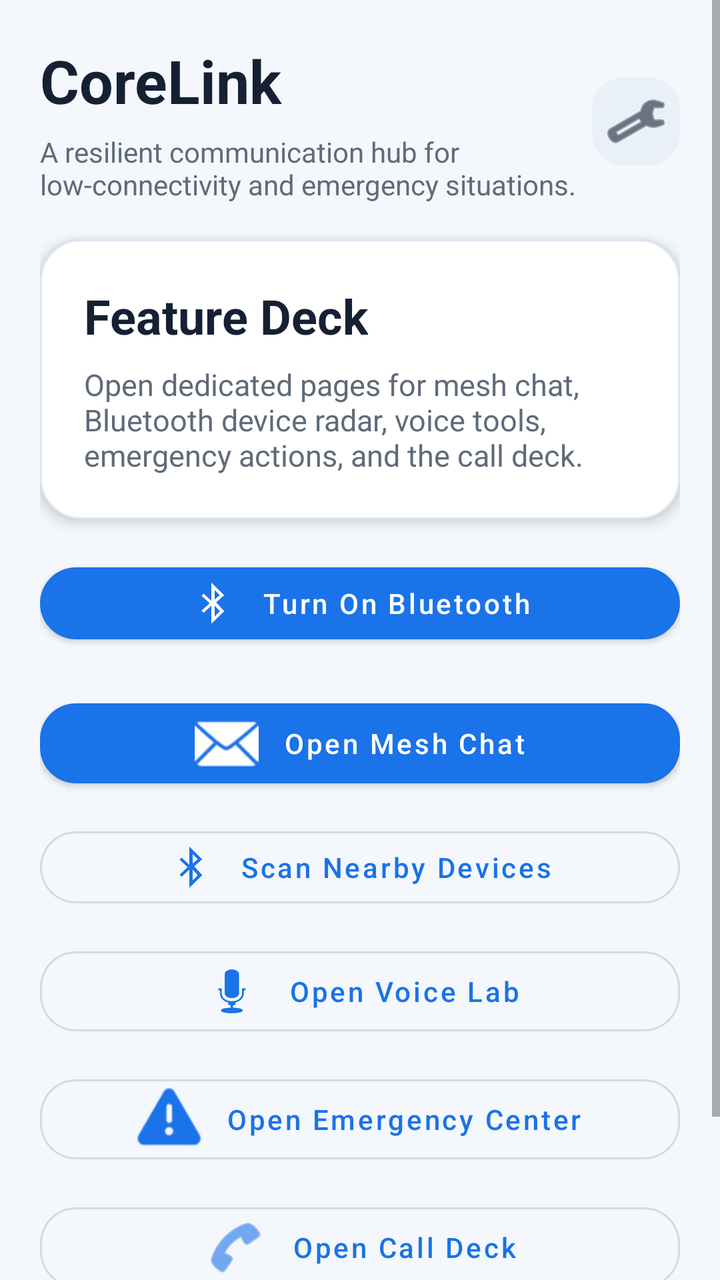
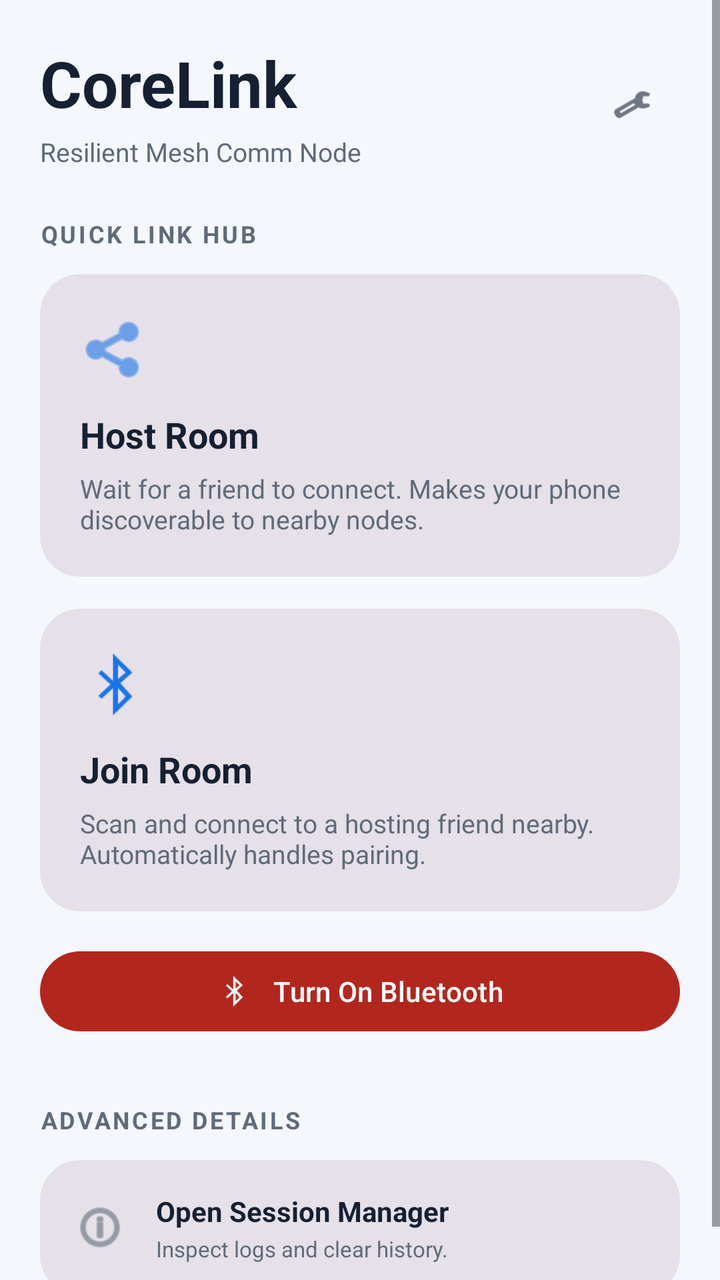

Screens rendered from an Android XML layout before and after an edit, with the pre-edit source and the edit as a unified diff.
<!-- AndroidManifest.xml: application theme Theme.Corelink -->
<!-- res/layout/activity_main.xml -->
<?xml version="1.0" encoding="utf-8"?>
<ScrollView
    xmlns:android="http://schemas.android.com/apk/res/android"
    xmlns:app="http://schemas.android.com/apk/res-auto"
    android:layout_width="match_parent"
    android:layout_height="match_parent"
    android:background="@color/surface">

    <LinearLayout
        android:layout_width="match_parent"
        android:layout_height="wrap_content"
        android:orientation="vertical"
        android:padding="20dp">

        <LinearLayout
            android:layout_width="match_parent"
            android:layout_height="wrap_content"
            android:gravity="center_vertical"
            android:orientation="horizontal">

            <LinearLayout
                android:layout_width="0dp"
                android:layout_height="wrap_content"
                android:layout_weight="1"
                android:orientation="vertical">

                <TextView
                    android:layout_width="wrap_content"
                    android:layout_height="wrap_content"
                    android:text="@string/app_name"
                    android:textColor="@color/textPrimary"
                    android:textSize="30sp"
                    android:textStyle="bold" />

                <TextView
                    android:layout_width="wrap_content"
                    android:layout_height="wrap_content"
                    android:layout_marginTop="6dp"
                    android:text="@string/home_subtitle"
                    android:textColor="@color/textSecondary"
                    android:textSize="14sp" />
            </LinearLayout>

            <ImageButton
                android:id="@+id/themeToggleButton"
                android:layout_width="44dp"
                android:layout_height="44dp"
                android:background="@drawable/icon_btn_bg"
                android:contentDescription="@string/toggle_theme"
                android:padding="10dp"
                android:src="@android:drawable/ic_menu_manage"
                android:tint="@color/textPrimary" />
        </LinearLayout>

        <LinearLayout
            android:id="@+id/heroCard"
            android:layout_width="match_parent"
            android:layout_height="wrap_content"
            android:layout_marginTop="18dp"
            android:animateLayoutChanges="true"
            android:background="@drawable/input_bg"
            android:elevation="4dp"
            android:orientation="vertical"
            android:padding="22dp">

            <TextView
                android:layout_width="wrap_content"
                android:layout_height="wrap_content"
                android:text="@string/home_hero_title"
                android:textColor="@color/textPrimary"
                android:textSize="24sp"
                android:textStyle="bold" />

            <TextView
                android:layout_width="wrap_content"
                android:layout_height="wrap_content"
                android:layout_marginTop="8dp"
                android:text="@string/home_features"
                android:textColor="@color/textSecondary"
                android:textSize="15sp" />
        </LinearLayout>

        <com.google.android.material.button.MaterialButton
            android:id="@+id/enableBluetoothButton"
            android:layout_width="match_parent"
            android:layout_height="wrap_content"
            android:layout_marginTop="18dp"
            android:text="@string/turn_on_bluetooth"
            android:textAllCaps="false"
            app:backgroundTint="@color/accent"
            app:cornerRadius="18dp"
            app:icon="@android:drawable/stat_sys_data_bluetooth"
            app:iconGravity="textStart"
            app:iconPadding="12dp"
            app:iconTint="@android:color/white" />

        <com.google.android.material.button.MaterialButton
            android:id="@+id/startChatButton"
            android:layout_width="match_parent"
            android:layout_height="wrap_content"
            android:layout_marginTop="20dp"
            android:text="@string/start_chat"
            android:textAllCaps="false"
            app:backgroundTint="@color/accent"
            app:cornerRadius="18dp"
            app:icon="@android:drawable/ic_dialog_email"
            app:iconGravity="textStart"
            app:iconPadding="12dp"
            app:iconTint="@android:color/white" />

        <com.google.android.material.button.MaterialButton
            android:id="@+id/deviceRadarButton"
            style="@style/Widget.MaterialComponents.Button.OutlinedButton"
            android:layout_width="match_parent"
            android:layout_height="wrap_content"
            android:layout_marginTop="12dp"
            android:text="@string/open_device_radar"
            android:textAllCaps="false"
            app:cornerRadius="18dp"
            app:icon="@android:drawable/stat_sys_data_bluetooth"
            app:iconGravity="textStart"
            app:iconPadding="12dp" />

        <com.google.android.material.button.MaterialButton
            android:id="@+id/voiceLabButton"
            style="@style/Widget.MaterialComponents.Button.OutlinedButton"
            android:layout_width="match_parent"
            android:layout_height="wrap_content"
            android:layout_marginTop="12dp"
            android:text="@string/open_voice_lab"
            android:textAllCaps="false"
            app:cornerRadius="18dp"
            app:icon="@android:drawable/ic_btn_speak_now"
            app:iconGravity="textStart"
            app:iconPadding="12dp" />

        <com.google.android.material.button.MaterialButton
            android:id="@+id/emergencyCenterButton"
            style="@style/Widget.MaterialComponents.Button.OutlinedButton"
            android:layout_width="match_parent"
            android:layout_height="wrap_content"
            android:layout_marginTop="12dp"
            android:text="@string/open_emergency_center"
            android:textAllCaps="false"
            app:cornerRadius="18dp"
            app:icon="@android:drawable/ic_dialog_alert"
            app:iconGravity="textStart"
            app:iconPadding="12dp" />

        <com.google.android.material.button.MaterialButton
            android:id="@+id/callDeckButton"
            style="@style/Widget.MaterialComponents.Button.OutlinedButton"
            android:layout_width="match_parent"
            android:layout_height="wrap_content"
            android:layout_marginTop="12dp"
            android:text="@string/open_call_deck"
            android:textAllCaps="false"
            app:cornerRadius="18dp"
            app:icon="@android:drawable/ic_menu_call"
            app:iconGravity="textStart"
            app:iconPadding="12dp" />

        <com.google.android.material.button.MaterialButton
            android:id="@+id/sessionManagerButton"
            style="@style/Widget.MaterialComponents.Button.OutlinedButton"
            android:layout_width="match_parent"
            android:layout_height="wrap_content"
            android:layout_marginTop="12dp"
            android:text="@string/open_session_manager"
            android:textAllCaps="false"
            app:cornerRadius="18dp"
            app:icon="@android:drawable/ic_menu_info_details"
            app:iconGravity="textStart"
            app:iconPadding="12dp" />

    </LinearLayout>
</ScrollView>
<!-- resources referenced by this layout -->
<resources>
  <color name="accent">#1A73E8</color>
  <color name="surface">#FFF4F7FB</color>
  <color name="textPrimary">#FF152033</color>
  <color name="textSecondary">#FF5F6B7A</color>
  <!-- drawable icon_btn_bg (drawable) -->
  <shape xmlns:android="http://schemas.android.com/apk/res/android">
      <solid android:color="@color/surfaceMuted" />
      <corners android:radius="16dp" />
  </shape>
  <!-- drawable input_bg (drawable) -->
  <shape xmlns:android="http://schemas.android.com/apk/res/android">
      <solid android:color="@color/surfaceElevated" />
      <stroke
          android:width="1dp"
          android:color="@color/borderSoft" />
      <corners android:radius="20dp" />
  </shape>
  <string name="app_name">CoreLink</string>
  <string name="home_features">Open dedicated pages for mesh chat, Bluetooth device radar, voice tools, emergency actions, and the call deck.</string>
  <string name="home_hero_title">Feature Deck</string>
  <string name="home_subtitle">A resilient communication hub for low-connectivity and emergency situations.</string>
  <string name="open_call_deck">Open Call Deck</string>
  <string name="open_device_radar">Scan Nearby Devices</string>
  <string name="open_emergency_center">Open Emergency Center</string>
  <string name="open_session_manager">Open Session Manager</string>
  <string name="open_voice_lab">Open Voice Lab</string>
  <string name="start_chat">Open Mesh Chat</string>
  <string name="toggle_theme">Toggle dark mode</string>
  <string name="turn_on_bluetooth">Turn On Bluetooth</string>
  <style name="Theme.Corelink" parent="Theme.MaterialComponents.DayNight.NoActionBar">
          <item name="colorPrimary">@color/accent</item>
          <item name="colorPrimaryVariant">@color/accentDark</item>
          <item name="colorSecondary">@color/accent</item>
          <item name="colorSurface">@color/surfaceElevated</item>
          <item name="android:windowBackground">@color/surface</item>
          <item name="android:statusBarColor">@color/surfaceElevated</item>
          <item name="android:navigationBarColor">@color/surfaceElevated</item>
      </style>
  <color name="surfaceMuted">#FFEAF0F7</color>
  <color name="surfaceElevated">#FFFFFFFF</color>
  <color name="borderSoft">#FFDDE6F1</color>
  <color name="accentDark">#1558B0</color>
</resources>

<!-- the commit's change to res/layout/activity_main.xml (unified diff, before → after) -->
@@ -4,7 +4,7 @@
     xmlns:app="http://schemas.android.com/apk/res-auto"
     android:layout_width="match_parent"
     android:layout_height="match_parent"
-    android:background="@color/surface">
+    android:background="?attr/colorSurface">
 
     <LinearLayout
         android:layout_width="match_parent"
@@ -12,6 +12,7 @@
         android:orientation="vertical"
         android:padding="20dp">
 
+        
         <LinearLayout
             android:layout_width="match_parent"
             android:layout_height="wrap_content"
@@ -28,150 +29,286 @@
                     android:layout_width="wrap_content"
                     android:layout_height="wrap_content"
                     android:text="@string/app_name"
-                    android:textColor="@color/textPrimary"
-                    android:textSize="30sp"
+                    android:textColor="?attr/colorOnSurface"
+                    android:textSize="32sp"
                     android:textStyle="bold" />
 
                 <TextView
                     android:layout_width="wrap_content"
                     android:layout_height="wrap_content"
-                    android:layout_marginTop="6dp"
-                    android:text="@string/home_subtitle"
-                    android:textColor="@color/textSecondary"
-                    android:textSize="14sp" />
+                    android:layout_marginTop="4dp"
+                    android:text="Resilient Mesh Comm Node"
+                    android:textColor="?attr/colorOnSurfaceVariant"
+                    android:textSize="13sp"
+                    android:textStyle="normal" />
             </LinearLayout>
 
-            <ImageButton
+            <com.google.android.material.button.MaterialButton
                 android:id="@+id/themeToggleButton"
-                android:layout_width="44dp"
-                android:layout_height="44dp"
-                android:background="@drawable/icon_btn_bg"
+                style="?attr/materialIconButtonStyle"
+                android:layout_width="48dp"
+                android:layout_height="48dp"
                 android:contentDescription="@string/toggle_theme"
-                android:padding="10dp"
-                android:src="@android:drawable/ic_menu_manage"
-                android:tint="@color/textPrimary" />
+                app:icon="@android:drawable/ic_menu_manage"
+                app:iconTint="?attr/colorOnSurface" />
         </LinearLayout>
 
+        
         <LinearLayout
-            android:id="@+id/heroCard"
-            android:layout_width="match_parent"
-            android:layout_height="wrap_content"
-            android:layout_marginTop="18dp"
-            android:animateLayoutChanges="true"
-            android:background="@drawable/input_bg"
-            android:elevation="4dp"
+            android:id="@+id/disconnectedLayout"
+            android:layout_width="match_parent"
+            android:layout_height="wrap_content"
             android:orientation="vertical"
-            android:padding="22dp">
+            android:visibility="visible">
 
             <TextView
                 android:layout_width="wrap_content"
                 android:layout_height="wrap_content"
-                android:text="@string/home_hero_title"
-                android:textColor="@color/textPrimary"
-                android:textSize="24sp"
-                android:textStyle="bold" />
-
-            <TextView
-                android:layout_width="wrap_content"
-                android:layout_height="wrap_content"
-                android:layout_marginTop="8dp"
-                android:text="@string/home_features"
-                android:textColor="@color/textSecondary"
-                android:textSize="15sp" />
+                android:layout_marginTop="24dp"
+                android:text="QUICK LINK HUB"
+                android:textColor="?attr/colorOnSurfaceVariant"
+                android:textSize="12sp"
+                android:textStyle="bold"
+                android:letterSpacing="0.1" />
+
+            
+            <com.google.android.material.card.MaterialCardView
+                android:id="@+id/hostRoomCard"
+                style="?attr/materialCardViewFilledStyle"
+                android:layout_width="match_parent"
+                android:layout_height="wrap_content"
+                android:layout_marginTop="12dp"
+                android:clickable="true"
+                android:focusable="true"
+                app:cardCornerRadius="20dp">
+
+                <LinearLayout
+                    android:layout_width="match_parent"
+                    android:layout_height="wrap_content"
+                    android:orientation="vertical"
+                    android:padding="20dp">
+
+                    <ImageView
+                        android:layout_width="36dp"
+                        android:layout_height="36dp"
+                        android:src="@android:drawable/ic_menu_share"
+                        app:tint="?attr/colorPrimary" />
+
+                    <TextView
+                        android:layout_width="wrap_content"
+                        android:layout_height="wrap_content"
+                        android:layout_marginTop="12dp"
+                        android:text="Host Room"
+                        android:textColor="?attr/colorOnSurface"
+                        android:textSize="18sp"
+                        android:textStyle="bold" />
+
+                    <TextView
+                        android:layout_width="wrap_content"
+                        android:layout_height="wrap_content"
+                        android:layout_marginTop="6dp"
+                        android:text="Wait for a friend to connect. Makes your phone discoverable to nearby nodes."
+                        android:textColor="?attr/colorOnSurfaceVariant"
+                        android:textSize="13sp" />
+                </LinearLayout>
+            </com.google.android.material.card.MaterialCardView>
+
+            
+            <com.google.android.material.card.MaterialCardView
+                android:id="@+id/joinRoomCard"
+                style="?attr/materialCardViewFilledStyle"
+                android:layout_width="match_parent"
+                android:layout_height="wrap_content"
+                android:layout_marginTop="16dp"
+                android:clickable="true"
+                android:focusable="true"
+                app:cardCornerRadius="20dp">
+
+                <LinearLayout
+                    android:layout_width="match_parent"
+                    android:layout_height="wrap_content"
+                    android:orientation="vertical"
+                    android:padding="20dp">
+
+                    <ImageView
+                        android:layout_width="36dp"
+                        android:layout_height="36dp"
+                        android:src="@android:drawable/stat_sys_data_bluetooth"
+                        app:tint="?attr/colorPrimary" />
+
+                    <TextView
+                        android:layout_width="wrap_content"
+                        android:layout_height="wrap_content"
+                        android:layout_marginTop="12dp"
+                        android:text="Join Room"
+                        android:textColor="?attr/colorOnSurface"
+                        android:textSize="18sp"
+                        android:textStyle="bold" />
+
+                    <TextView
+                        android:layout_width="wrap_content"
+                        android:layout_height="wrap_content"
+                        android:layout_marginTop="6dp"
+                        android:text="Scan and connect to a hosting friend nearby. Automatically handles pairing."
+                        android:textColor="?attr/colorOnSurfaceVariant"
+                        android:textSize="13sp" />
+                </LinearLayout>
+            </com.google.android.material.card.MaterialCardView>
         </LinearLayout>
 
+        
+        <LinearLayout
+            android:id="@+id/connectedLayout"
+            android:layout_width="match_parent"
+            android:layout_height="wrap_content"
+            android:orientation="vertical"
+            android:visibility="gone">
+
+            
+            <com.google.android.material.card.MaterialCardView
+                android:id="@+id/activeLinkCard"
+                style="?attr/materialCardViewFilledStyle"
+                android:layout_width="match_parent"
+                android:layout_height="wrap_content"
+                android:layout_marginTop="28dp"
+                app:cardCornerRadius="20dp"
+                app:cardBackgroundColor="?attr/colorTertiaryContainer">
+
+                <LinearLayout
+                    android:layout_width="match_parent"
+                    android:layout_height="wrap_content"
+                    android:orientation="vertical"
+                    android:padding="22dp"
+                    android:gravity="center_horizontal">
+
+                    <View
+                        android:layout_width="16dp"
+                        android:layout_height="16dp"
+                        android:background="@drawable/status_badge_bg"
+                        android:backgroundTint="@android:color/holo_green_light" />
+
+                    <TextView
+                        android:id="@+id/connectedPeerName"
+                        android:layout_width="wrap_content"
+                        android:layout_height="wrap_content"
+                        android:layout_marginTop="12dp"
+                        android:text="LINK ACTIVE"
+                        android:textColor="?attr/colorOnTertiaryContainer"
+                        android:textSize="20sp"
+                        android:textStyle="bold" />
+
+                    <TextView
+                        android:layout_width="wrap_content"
+                        android:layout_height="wrap_content"
+                        android:layout_marginTop="4dp"
+                        android:text="Foreground background link successfully running."
+                        android:textColor="?attr/colorOnTertiaryContainer"
+                        android:textSize="13sp"
+                        android:gravity="center"
+                        android:alpha="0.8" />
+
+                    <com.google.android.material.button.MaterialButton
+                        android:id="@+id/openChatConsoleBtn"
+                        android:layout_width="match_parent"
+                        android:layout_height="wrap_content"
+                        android:layout_marginTop="20dp"
+                        android:text="Enter Chat Console"
+                        android:textAllCaps="false"
+                        app:cornerRadius="24dp"
+                        app:icon="@android:drawable/ic_dialog_email"
+                        app:iconGravity="textStart"
+                        app:iconPadding="10dp" />
+
+                    <com.google.android.material.button.MaterialButton
+                        android:id="@+id/disconnectLinkBtn"
+                        style="?attr/materialButtonOutlinedStyle"
+                        android:layout_width="match_parent"
+                        android:layout_height="wrap_content"
+                        android:layout_marginTop="10dp"
+                        android:text="Disconnect Link"
+                        android:textAllCaps="false"
+                        android:textColor="?attr/colorError"
+                        app:strokeColor="?attr/colorError"
+                        app:cornerRadius="24dp" />
+                </LinearLayout>
+            </com.google.android.material.card.MaterialCardView>
+        </LinearLayout>
+
+        
         <com.google.android.material.button.MaterialButton
             android:id="@+id/enableBluetoothButton"
             android:layout_width="match_parent"
             android:layout_height="wrap_content"
-            android:layout_marginTop="18dp"
+            android:layout_marginTop="16dp"
             android:text="@string/turn_on_bluetooth"
             android:textAllCaps="false"
-            app:backgroundTint="@color/accent"
-            app:cornerRadius="18dp"
+            app:backgroundTint="?attr/colorError"
+            android:textColor="?attr/colorOnError"
+            app:cornerRadius="24dp"
             app:icon="@android:drawable/stat_sys_data_bluetooth"
             app:iconGravity="textStart"
-            app:iconPadding="12dp"
-            app:iconTint="@android:color/white" />
-
-        <com.google.android.material.button.MaterialButton
-            android:id="@+id/startChatButton"
-            android:layout_width="match_parent"
-            android:layout_height="wrap_content"
-            android:layout_marginTop="20dp"
-            android:text="@string/start_chat"
-            android:textAllCaps="false"
-            app:backgroundTint="@color/accent"
-            app:cornerRadius="18dp"
-            app:icon="@android:drawable/ic_dialog_email"
-            app:iconGravity="textStart"
-            app:iconPadding="12dp"
-            app:iconTint="@android:color/white" />
-
-        <com.google.android.material.button.MaterialButton
-            android:id="@+id/deviceRadarButton"
-            style="@style/Widget.MaterialComponents.Button.OutlinedButton"
+            app:iconPadding="10dp"
+            app:iconTint="?attr/colorOnError" />
+
+        
+        <TextView
+            android:layout_width="wrap_content"
+            android:layout_height="wrap_content"
+            android:layout_marginTop="32dp"
+            android:text="ADVANCED DETAILS"
+            android:textColor="?attr/colorOnSurfaceVariant"
+            android:textSize="12sp"
+            android:textStyle="bold"
+            android:letterSpacing="0.1" />
+
+        <com.google.android.material.card.MaterialCardView
+            android:id="@+id/advancedSettingsCard"
+            style="?attr/materialCardViewFilledStyle"
             android:layout_width="match_parent"
             android:layout_height="wrap_content"
             android:layout_marginTop="12dp"
-            android:text="@string/open_device_radar"
-            android:textAllCaps="false"
-            app:cornerRadius="18dp"
-            app:icon="@android:drawable/stat_sys_data_bluetooth"
-            app:iconGravity="textStart"
-            app:iconPadding="12dp" />
-
-        <com.google.android.material.button.MaterialButton
-            android:id="@+id/voiceLabButton"
-            style="@style/Widget.MaterialComponents.Button.OutlinedButton"
-            android:layout_width="match_parent"
-            android:layout_height="wrap_content"
-            android:layout_marginTop="12dp"
-            android:text="@string/open_voice_lab"
-            android:textAllCaps="false"
-            app:cornerRadius="18dp"
-            app:icon="@android:drawable/ic_btn_speak_now"
-            app:iconGravity="textStart"
-            app:iconPadding="12dp" />
-
-        <com.google.android.material.button.MaterialButton
-            android:id="@+id/emergencyCenterButton"
-            style="@style/Widget.MaterialComponents.Button.OutlinedButton"
-            android:layout_width="match_parent"
-            android:layout_height="wrap_content"
-            android:layout_marginTop="12dp"
-            android:text="@string/open_emergency_center"
-            android:textAllCaps="false"
-            app:cornerRadius="18dp"
-            app:icon="@android:drawable/ic_dialog_alert"
-            app:iconGravity="textStart"
-            app:iconPadding="12dp" />
-
-        <com.google.android.material.button.MaterialButton
-            android:id="@+id/callDeckButton"
-            style="@style/Widget.MaterialComponents.Button.OutlinedButton"
-            android:layout_width="match_parent"
-            android:layout_height="wrap_content"
-            android:layout_marginTop="12dp"
-            android:text="@string/open_call_deck"
-            android:textAllCaps="false"
-            app:cornerRadius="18dp"
-            app:icon="@android:drawable/ic_menu_call"
-            app:iconGravity="textStart"
-            app:iconPadding="12dp" />
-
-        <com.google.android.material.button.MaterialButton
-            android:id="@+id/sessionManagerButton"
-            style="@style/Widget.MaterialComponents.Button.OutlinedButton"
-            android:layout_width="match_parent"
-            android:layout_height="wrap_content"
-            android:layout_marginTop="12dp"
-            android:text="@string/open_session_manager"
-            android:textAllCaps="false"
-            app:cornerRadius="18dp"
-            app:icon="@android:drawable/ic_menu_info_details"
-            app:iconGravity="textStart"
-            app:iconPadding="12dp" />
+            android:clickable="true"
+            android:focusable="true"
+            app:cardCornerRadius="20dp">
+
+            <LinearLayout
+                android:layout_width="match_parent"
+                android:layout_height="wrap_content"
+                android:orientation="horizontal"
+                android:padding="16dp"
+                android:gravity="center_vertical">
+
+                <ImageView
+                    android:layout_width="28dp"
+                    android:layout_height="28dp"
+                    android:src="@android:drawable/ic_menu_info_details"
+                    app:tint="?attr/colorOnSurfaceVariant" />
+
+                <LinearLayout
+                    android:layout_width="0dp"
+                    android:layout_height="wrap_content"
+                    android:layout_weight="1"
+                    android:layout_marginStart="14dp"
+                    android:orientation="vertical">
+
+                    <TextView
+                        android:layout_width="wrap_content"
+                        android:layout_height="wrap_content"
+                        android:text="Open Session Manager"
+                        android:textColor="?attr/colorOnSurface"
+                        android:textSize="14sp"
+                        android:textStyle="bold" />
+
+                    <TextView
+                        android:layout_width="wrap_content"
+                        android:layout_height="wrap_content"
+                        android:layout_marginTop="2dp"
+                        android:text="Inspect logs and clear history."
+                        android:textColor="?attr/colorOnSurfaceVariant"
+                        android:textSize="11sp" />
+                </LinearLayout>
+            </LinearLayout>
+        </com.google.android.material.card.MaterialCardView>
 
     </LinearLayout>
 </ScrollView>
<!-- resource entries referenced after the edit -->
@@ -1,46 +1,29 @@
 <!-- resources referenced by this layout -->
 <resources>
+  <!-- drawable status_badge_bg (drawable) -->
+  <?xml version="1.0" encoding="utf-8"?>
+  <shape xmlns:android="http://schemas.android.com/apk/res/android">
+      <solid android:color="@color/surfaceMuted" />
+      <corners android:radius="12dp" />
+  </shape>
   <color name="accent">#1A73E8</color>
   <color name="surface">#FFF4F7FB</color>
   <color name="textPrimary">#FF152033</color>
   <color name="textSecondary">#FF5F6B7A</color>
-  <!-- drawable icon_btn_bg (drawable) -->
-  <shape xmlns:android="http://schemas.android.com/apk/res/android">
-      <solid android:color="@color/surfaceMuted" />
-      <corners android:radius="16dp" />
-  </shape>
-  <!-- drawable input_bg (drawable) -->
-  <shape xmlns:android="http://schemas.android.com/apk/res/android">
-      <solid android:color="@color/surfaceElevated" />
-      <stroke
-          android:width="1dp"
-          android:color="@color/borderSoft" />
-      <corners android:radius="20dp" />
-  </shape>
   <string name="app_name">CoreLink</string>
-  <string name="home_features">Open dedicated pages for mesh chat, Bluetooth device radar, voice tools, emergency actions, and the call deck.</string>
-  <string name="home_hero_title">Feature Deck</string>
-  <string name="home_subtitle">A resilient communication hub for low-connectivity and emergency situations.</string>
-  <string name="open_call_deck">Open Call Deck</string>
-  <string name="open_device_radar">Scan Nearby Devices</string>
-  <string name="open_emergency_center">Open Emergency Center</string>
-  <string name="open_session_manager">Open Session Manager</string>
-  <string name="open_voice_lab">Open Voice Lab</string>
-  <string name="start_chat">Open Mesh Chat</string>
   <string name="toggle_theme">Toggle dark mode</string>
   <string name="turn_on_bluetooth">Turn On Bluetooth</string>
-  <style name="Theme.Corelink" parent="Theme.MaterialComponents.DayNight.NoActionBar">
+  <style name="Theme.Corelink" parent="Theme.Material3.DayNight.NoActionBar">
           <item name="colorPrimary">@color/accent</item>
-          <item name="colorPrimaryVariant">@color/accentDark</item>
           <item name="colorSecondary">@color/accent</item>
-          <item name="colorSurface">@color/surfaceElevated</item>
+          <item name="colorSurface">@color/surface</item>
+          <item name="colorSurfaceVariant">@color/surfaceMuted</item>
+          <item name="colorOnSurface">@color/textPrimary</item>
+          <item name="colorOnSurfaceVariant">@color/textSecondary</item>
           <item name="android:windowBackground">@color/surface</item>
-          <item name="android:statusBarColor">@color/surfaceElevated</item>
-          <item name="android:navigationBarColor">@color/surfaceElevated</item>
+          <item name="android:statusBarColor">?attr/colorSurface</item>
+          <item name="android:navigationBarColor">?attr/colorSurface</item>
       </style>
   <color name="surfaceMuted">#FFEAF0F7</color>
-  <color name="surfaceElevated">#FFFFFFFF</color>
-  <color name="borderSoft">#FFDDE6F1</color>
-  <color name="accentDark">#1558B0</color>
 </resources>
 
